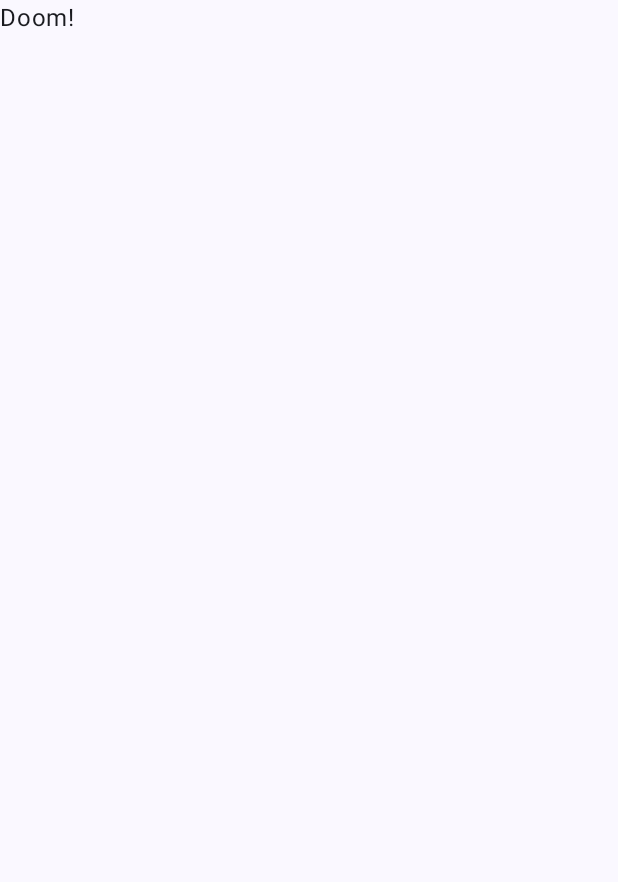
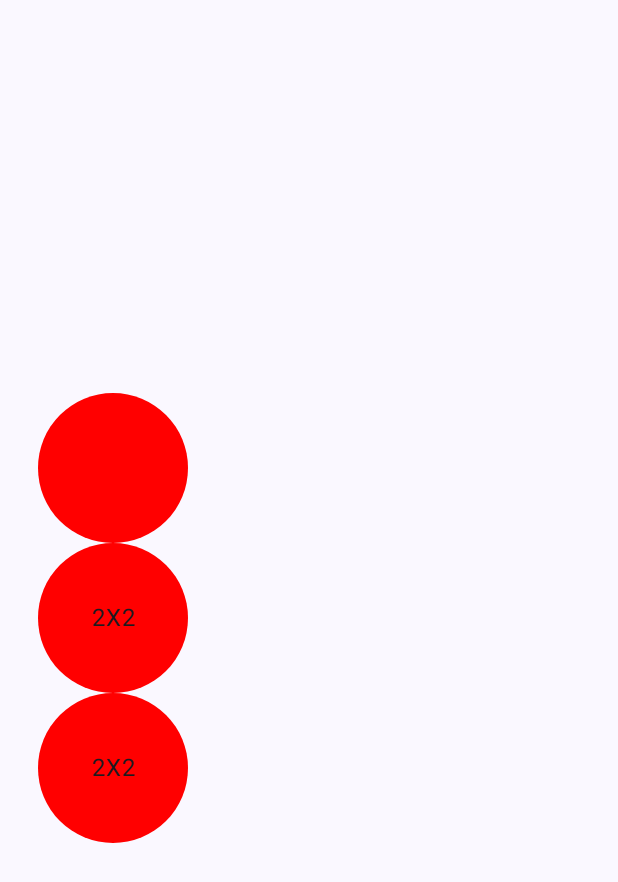
Before and after one commit to Projeto-Ancora/AncoraApp, an Android app built with Jetpack Compose: the screen it shows after launch (MainActivity), on a phone screen of 412 x 824 dp. Before the commit the part shown is almost empty. Shown: the top 882 px of the screen. Run offline under Robolectric (Android 15) with nearby library versions, the phone set to English and light mode, and no system bars.

Commit message:
tela de games

```diff
--- a/app/src/main/java/com/example/ancora/MainActivity.kt
+++ b/app/src/main/java/com/example/ancora/MainActivity.kt
@@ -5,12 +5,14 @@ import androidx.activity.ComponentActivity
 import androidx.activity.compose.setContent
 import androidx.activity.enableEdgeToEdge
 import androidx.compose.foundation.layout.padding
+import androidx.compose.material3.Button
 import androidx.compose.material3.Scaffold
 import androidx.compose.material3.Text
 import androidx.compose.runtime.Composable
 import androidx.compose.ui.Modifier
 import androidx.compose.ui.tooling.preview.Preview
 import androidx.core.splashscreen.SplashScreen.Companion.installSplashScreen
+import com.example.ancora.Telas.GameScree
 import com.example.ancora.ui.theme.AncoraTheme
 
 class MainActivity : ComponentActivity() {
@@ -21,7 +23,7 @@ class MainActivity : ComponentActivity() {
         setContent {
             AncoraTheme {
                 Scaffold { innerPadding ->
-                    Greeting(modifier = Modifier.padding(innerPadding))
+                    GameScree(modifier = Modifier.padding(innerPadding))
                 }
             }
         }
@@ -30,10 +32,17 @@ class MainActivity : ComponentActivity() {
 
 @Composable
 fun Greeting(modifier: Modifier = Modifier) {
-    Text(
-        text = "Doom!",
-        modifier = modifier
-    )
+    Button(
+        onClick = { onClick() }
+    ) {
+        Text(
+            text = "P.tela"
+        )
+    }
+}
+
+fun onClick(){
+
 }
 
 @Preview(showBackground = true)
--- /dev/null
+++ b/app/src/main/java/com/example/ancora/Telas/GameScreen.kt
@@ -0,0 +1,72 @@
+package com.example.ancora.Telas
+
+import androidx.compose.foundation.Canvas
+import androidx.compose.foundation.background
+import androidx.compose.foundation.layout.Arrangement
+import androidx.compose.foundation.layout.Box
+import androidx.compose.foundation.layout.Column
+import androidx.compose.foundation.layout.fillMaxSize
+import androidx.compose.foundation.layout.padding
+import androidx.compose.foundation.layout.size
+import androidx.compose.foundation.shape.CircleShape
+import androidx.compose.material3.Text
+import androidx.compose.runtime.Composable
+import androidx.compose.ui.Alignment
+import androidx.compose.ui.Modifier
+import androidx.compose.ui.draw.clip
+import androidx.compose.ui.graphics.Color
+import androidx.compose.ui.text.style.TextAlign
+import androidx.compose.ui.tooling.preview.Preview
+import androidx.compose.ui.unit.dp
+
+@Composable
+fun GameScree(modifier: Modifier = Modifier) {
+    Column(
+        horizontalAlignment = Alignment.Start,
+        verticalArrangement = Arrangement.Center,
+        modifier = modifier
+            .fillMaxSize()
+            .padding(start = 25.dp)
+    ) {
+        Canvas(
+            modifier
+                .size(100.dp),
+            onDraw = {
+                drawCircle(Color.Red)
+            }
+        )
+        Box(
+            modifier
+                .size(100.dp)
+                .clip(shape = CircleShape)
+                .background(Color.Red),
+            contentAlignment = Alignment.Center
+        ) {
+            Text(
+                text = "2X2",
+                textAlign = TextAlign.Center
+            )
+        }
+
+        Box(
+            modifier
+                .size(100.dp)
+                .clip(shape = CircleShape)
+                .background(color = Color.Red),
+            contentAlignment = Alignment.Center
+        ) {
+            Text(
+                text = "2X2",
+                textAlign = TextAlign.Center
+            )
+        }
+
+    }
+}
+
+
+@Preview
+@Composable
+fun GameScreenPreview() {
+    GameScree();
+}
--- a/app/src/main/java/com/example/ancora/ui/theme/Color.kt
+++ b/app/src/main/java/com/example/ancora/ui/theme/Color.kt
@@ -9,3 +9,6 @@ val Pink80 = Color(0xFFEFB8C8)
 val Purple40 = Color(0xFF6650a4)
 val PurpleGrey40 = Color(0xFF625b71)
 val Pink40 = Color(0xFF7D5260)
+
+val corBolha1 = Color(0xFFDEFDFF);
+val corBolha2 = Color(0xFF3DF2FF);
--- a/app/src/main/res/values/colors.xml
+++ b/app/src/main/res/values/colors.xml
@@ -8,4 +8,6 @@
     <color name="black">#FF000000</color>
     <color name="white">#FFFFFFFF</color>
     <color name="oceanblue">#2DA2DB</color>
+    <color name="corbolha1">#DEFDFF</color>
+    <color name="corbolha2">#3DF2FF</color>
 </resources>
```
